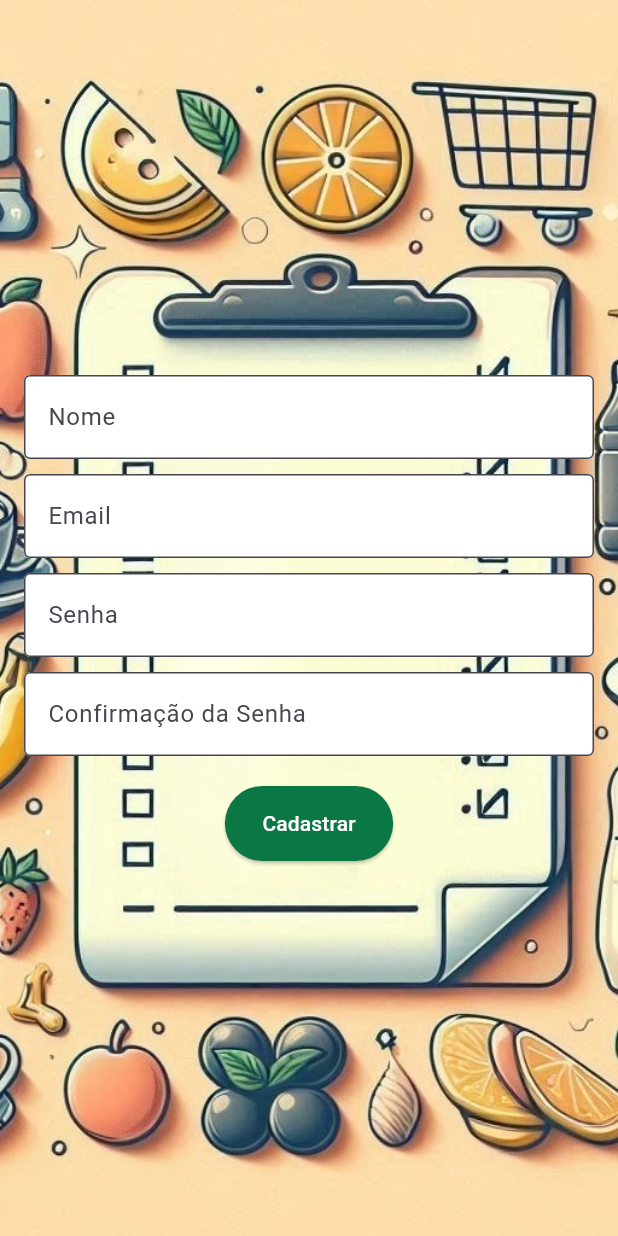
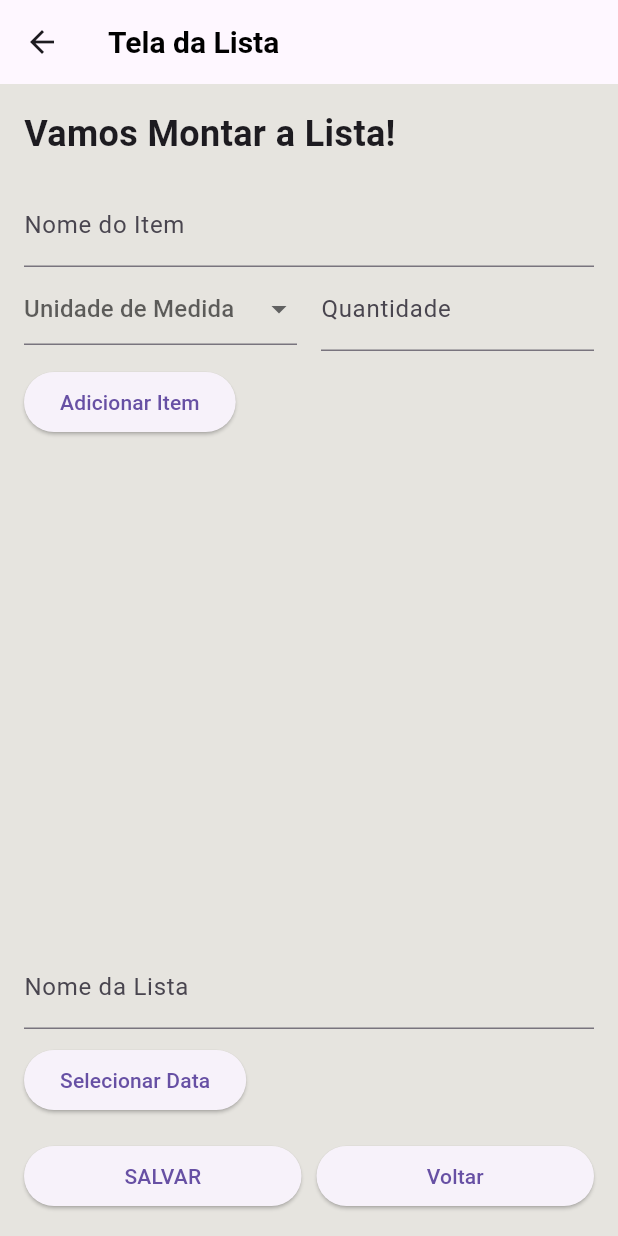
Before and after one commit to Nalanda-k-F/Trabalho_Lista_Compra, a Flutter app: the screen it shows after launch, on a phone screen of 412 x 824 dp. Run offline on Flutter 3.47's test engine with Material 3 defaults, Android fonts, the light colour scheme and no system bars; our stand-ins replace sqflite; accounts and stored records are empty.

Commit message:
CadastroListas

```diff
--- /dev/null
+++ b/trabalho_lista_de_compra/lib/app/controllers/cadastro_lista_controller.dart
@@ -0,0 +1,79 @@
+import 'package:flutter/material.dart';
+import 'package:sqflite/sqflite.dart';
+import '../../database/bd.dart'; // Importa a função de inicializaç
+
+class CadastroListaController {
+  final TextEditingController itemController = TextEditingController();
+  final TextEditingController quantidadeController = TextEditingController();
+  final List<Map<String, String>> itens = [];
+  DateTime? dataInicio;
+  String nomeLista = '';
+  String? unidadeSelecionada;
+  final List<String> unidades = ['Kg', 'Litro', 'Unidade'];
+
+  void adicionarItem(VoidCallback updateUI, BuildContext context) {
+    if (itemController.text.isEmpty ||
+        quantidadeController.text.isEmpty ||
+        unidadeSelecionada == null) {
+      ScaffoldMessenger.of(context).showSnackBar(
+        SnackBar(content: Text('Preencha todos os campos')),
+      );
+      return;
+    }
+
+    itens.add({
+      'nome': itemController.text,
+      'quantidade': quantidadeController.text,
+      'unidade': unidadeSelecionada!,
+    });
+    itemController.clear();
+    quantidadeController.clear();
+    unidadeSelecionada = null;
+
+    updateUI();
+  }
+
+  void removerItem(int index, VoidCallback updateUI, BuildContext context) {
+    itens.removeAt(index);
+    updateUI();
+    ScaffoldMessenger.of(context).showSnackBar(
+      SnackBar(
+        content: Row(
+          children: [
+            Icon(Icons.warning, color: Colors.orange),
+            SizedBox(width: 10),
+            Expanded(child: Text('O item foi removido da lista')),
+          ],
+        ),
+      ),
+    );
+  }
+
+  Future<void> selecionarData(BuildContext context, VoidCallback updateUI) async {
+    final DateTime? picked = await showDatePicker(
+      context: context,
+      initialDate: DateTime.now(),
+      firstDate: DateTime(2000),
+      lastDate: DateTime(2101),
+    );
+    if (picked != null && picked != dataInicio) {
+      dataInicio = picked;
+      updateUI();
+    }
+  }
+
+  void salvarLista(BuildContext context) async {
+    if (nomeLista.isEmpty || itens.isEmpty) {
+      ScaffoldMessenger.of(context).showSnackBar(
+        SnackBar(content: Text('Preencha o nome da lista e adicione pelo menos um item')),
+      );
+      return;
+    }
+
+    // Aqui você pode adicionar a lógica para salvar a lista e os itens no banco de dados
+
+    ScaffoldMessenger.of(context).showSnackBar(
+      SnackBar(content: Text('Lista salva com sucesso')),
+    );
+  }
+}
--- /dev/null
+++ b/trabalho_lista_de_compra/lib/app/pages/telaCadastro.dart
@@ -0,0 +1,136 @@
+import 'package:flutter/material.dart';
+import '../controllers/cadastro_lista_controller.dart';
+import 'package:intl/intl.dart';
+// Importando o controlador
+
+class TelaCadastro extends StatefulWidget {
+  @override
+  _TelaCadastroState createState() => _TelaCadastroState();
+}
+
+class _TelaCadastroState extends State<TelaCadastro> {
+  late CadastroListaController _controller;
+
+  @override
+  void initState() {
+    super.initState();
+    _controller = CadastroListaController();
+  }
+
+  @override
+  Widget build(BuildContext context) {
+    return Scaffold(
+      appBar: AppBar(
+        title: Text('Tela da Lista'),
+        leading: IconButton(
+          icon: Icon(Icons.arrow_back),
+          onPressed: () {
+            Navigator.pop(context);
+          },
+        ),
+      ),
+      body: Padding(
+        padding: const EdgeInsets.all(16.0),
+        child: Column(
+          crossAxisAlignment: CrossAxisAlignment.start,
+          children: [
+            Text(
+              'Vamos Montar a Lista!',
+              style: TextStyle(fontSize: 24, fontWeight: FontWeight.bold),
+            ),
+            SizedBox(height: 16),
+            TextField(
+              controller: _controller.itemController,
+              decoration: InputDecoration(labelText: 'Nome do Item'),
+            ),
+            Row(
+              children: [
+                Expanded(
+                  child: DropdownButtonFormField<String>(
+                    value: _controller.unidadeSelecionada,
+                    hint: Text('Unidade de Medida'),
+                    items: _controller.unidades.map((unidade) {
+                      return DropdownMenuItem<String>(
+                        value: unidade,
+                        child: Text(unidade),
+                      );
+                    }).toList(),
+                    onChanged: (value) {
+                      setState(() {
+                        _controller.unidadeSelecionada = value;
+                      });
+                    },
+                  ),
+                ),
+                SizedBox(width: 16),
+                Expanded(
+                  child: TextField(
+                    controller: _controller.quantidadeController,
+                    decoration: InputDecoration(labelText: 'Quantidade'),
+                    keyboardType: TextInputType.numberWithOptions(decimal: true),
+                  ),
+                ),
+              ],
+            ),
+            SizedBox(height: 10),
+            ElevatedButton(
+              onPressed: () => _controller.adicionarItem(() => setState(() {}), context),
+              child: Text('Adicionar Item'),
+            ),
+            SizedBox(height: 16),
+            Expanded(
+              child: ListView.builder(
+                itemCount: _controller.itens.length,
+                itemBuilder: (context, index) {
+                  return ListTile(
+                    title: Text('${_controller.itens[index]['nome']} (${_controller.itens[index]['quantidade']} ${_controller.itens[index]['unidade']})'),
+                    trailing: IconButton(
+                      icon: Icon(Icons.delete),
+                      onPressed: () => _controller.removerItem(index, () => setState(() {}), context),
+                    ),
+                  );
+                },
+              ),
+            ),
+            SizedBox(height: 16),
+            TextField(
+              decoration: InputDecoration(labelText: 'Nome da Lista'),
+              onChanged: (value) {
+                setState(() {
+                  _controller.nomeLista = value;
+                });
+              },
+            ),
+            SizedBox(height: 10),
+            ElevatedButton(
+              onPressed: () => _controller.selecionarData(context, () => setState(() {})),
+              child: Text(_controller.dataInicio == null
+                  ? 'Selecionar Data'
+                  : 'Data: ${DateFormat('dd/MM/yyyy').format(_controller.dataInicio!)}'),
+            ),
+            SizedBox(height: 16),
+            Row(
+              children: [
+                Expanded(
+                  child: ElevatedButton(
+                    onPressed: () => _controller.salvarLista(context),
+                    child: Text('SALVAR'),
+                  ),
+                ),
+                SizedBox(width: 10),
+                Expanded(
+                  child: ElevatedButton(
+                    onPressed: () {
+                      Navigator.pop(context);
+                    },
+                    child: Text('Voltar'),
+                  ),
+                ),
+              ],
+            ),
+          ],
+        ),
+      ),
+    );
+  }
+}
--- a/trabalho_lista_de_compra/lib/main.dart
+++ b/trabalho_lista_de_compra/lib/main.dart
@@ -3,6 +3,8 @@ import 'package:path/path.dart';
 import 'app/pages/home.dart';
 import 'app/pages/cadastrar.dart';
 import 'app/pages/UserListPage.dart';
+import 'app/pages/login.dart';
+import 'app/pages/telaCadastro.dart';
 
 void main() {
   runApp(TrabalhoFinal());
@@ -26,9 +28,11 @@ class TrabalhoFinal extends StatelessWidget {
         '/trabalhoFinal': (context) => TrabalhoFinal(),
         '/home': (context) => HomePage(),
         '/cadastrar':(context) => Cadastrar(),
+        '/login': (context) => Login(),
         '/userListPage':(context) => UserListPage(),
+        '/telaCadastro':(context) => TelaCadastro(),
       },
-      initialRoute: '/cadastrar', // Primeira tela a ser carregada
+      initialRoute: '/telaCadastro', // Primeira tela a ser carregada
     );
   }
 }
--- a/trabalho_lista_de_compra/pubspec.yaml
+++ b/trabalho_lista_de_compra/pubspec.yaml
@@ -32,6 +32,8 @@ dependencies:
     sdk: flutter
   sqflite: any #para o Banco de Dados
   path: any # Versão mais recente disponivel
+  intl: any
+
 
   # The following adds the Cupertino Icons font to your application.
   # Use with the CupertinoIcons class for iOS style icons.
@@ -62,6 +64,7 @@ flutter:
   # To add assets to your application, add an assets section, like this:
   assets:
   - img/imagem2.jpg
+  - img/imagem20.jpg
   - img/logo.png
   #   - images/a_dot_ham.jpeg
 
```
Also changed, not shown: trabalho_lista_de_compra/lib/app/controllers/login_controller.dart (added, +58 -0 lines), trabalho_lista_de_compra/lib/app/controllers/usuario_controller.dart (+17 -8 lines), trabalho_lista_de_compra/lib/app/pages/cadastrar.dart (+141 -37 lines), trabalho_lista_de_compra/lib/app/pages/login.dart (added, +144 -0 lines), trabalho_lista_de_compra/img/imagem20.jpg (added), trabalho_lista_de_compra/pubspec.lock.
